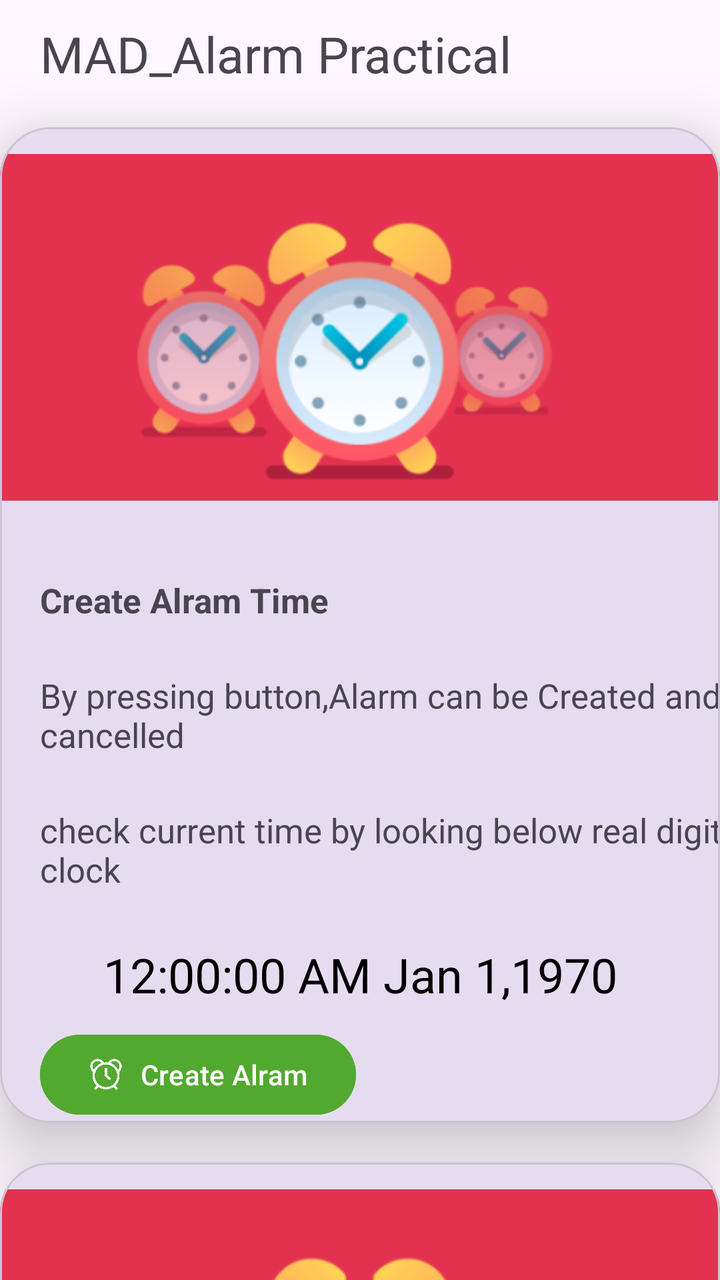
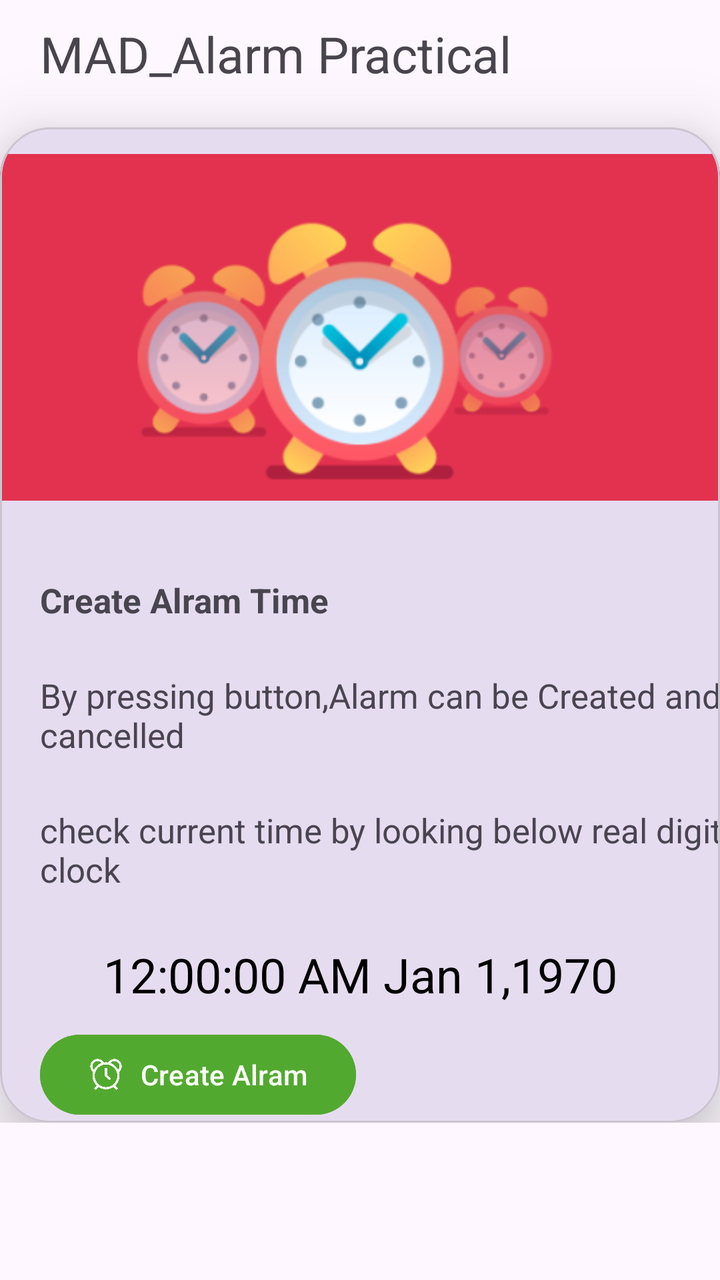

Screens rendered from an Android XML layout before and after an edit, with the pre-edit source and the edit as a unified diff.
<!-- AndroidManifest.xml: application theme Theme.MAD_Practical4_24012011102 -->
<!-- res/layout/activity_main.xml -->
<?xml version="1.0" encoding="utf-8"?>
<androidx.constraintlayout.widget.ConstraintLayout xmlns:android="http://schemas.android.com/apk/res/android"
    xmlns:app="http://schemas.android.com/apk/res-auto"
    xmlns:tools="http://schemas.android.com/tools"
    android:id="@+id/main"
    android:layout_width="match_parent"
    android:layout_height="match_parent"
    tools:context="com.example.mad_practical4_24012011102.MainActivity">
<androidx.core.widget.NestedScrollView
    android:layout_width="match_parent"
    android:layout_height="match_parent">
    <androidx.constraintlayout.widget.ConstraintLayout
        android:layout_width="match_parent"
        android:layout_height="wrap_content">
        <TextView
            android:id="@+id/heading_1"
            android:layout_width="wrap_content"
            android:layout_height="wrap_content"
            android:text="MAD_Alarm Practical"
            android:textSize="25sp"
            android:layout_marginTop="10dp"
            android:layout_marginLeft="20dp"
            app:layout_constraintStart_toStartOf="parent"
            app:layout_constraintTop_toTopOf="parent"
            />

        <com.google.android.material.card.MaterialCardView
            android:id="@+id/card_1"
            android:layout_width="match_parent"
            android:layout_height="wrap_content"
            app:cardElevation="20dp"
            app:cardCornerRadius="25dp"
            android:layout_marginTop="20dp"
            app:layout_constraintStart_toStartOf="parent"
            app:layout_constraintTop_toBottomOf="@id/heading_1">

            <androidx.constraintlayout.widget.ConstraintLayout
                android:layout_width="match_parent"
                android:layout_height="wrap_content"
                android:padding="0dp">

                <ImageView
                    android:id="@+id/image_1"
                    android:layout_width="match_parent"
                    android:layout_height="200dp"
                    app:layout_constraintStart_toStartOf="parent"
                    app:layout_constraintTop_toTopOf="parent"
                    app:srcCompat="@drawable/image_1" />

                <TextView
                    android:id="@+id/create_Alarm_time"
                    android:layout_width="wrap_content"
                    android:layout_height="wrap_content"
                    android:text="Create Alram Time"
                    android:textSize="17sp"
                    android:textStyle="bold"
                    android:layout_marginTop="225dp"
                    android:layout_marginLeft="20dp"
                    app:layout_constraintStart_toStartOf="parent"
                    app:layout_constraintTop_toTopOf="@id/image_1"

                    />

                <TextView
                    android:id="@+id/text_1"
                    android:layout_width="wrap_content"
                    android:layout_height="wrap_content"
                    android:layout_marginLeft="20dp"
                    android:layout_marginTop="25dp"
                    android:text="By pressing button,Alarm can be Created and cancelled"
                    android:textSize="17sp"
                    app:layout_constraintStart_toStartOf="parent"
                    app:layout_constraintTop_toBottomOf="@id/create_Alarm_time" />

                <TextView
                    android:id="@+id/text_2"
                    android:layout_width="wrap_content"
                    android:layout_height="wrap_content"
                    android:layout_marginLeft="20dp"
                    android:layout_marginTop="25dp"
                    android:text="check current time by looking below real digital
        clock"
                    android:textSize="17sp"
                    app:layout_constraintStart_toStartOf="parent"
                    app:layout_constraintTop_toBottomOf="@id/text_1"
                    />

                <TextClock
                    android:id="@+id/text_3"
                    android:layout_width="wrap_content"
                    android:layout_height="wrap_content"
                    android:textSize="24sp"
                    android:layout_marginTop="25dp"
                    android:textColor="@color/black"
                    android:format12Hour="hh:mm:ss a MMM d,yyyy"
                    app:layout_constraintStart_toStartOf="parent"
                    app:layout_constraintTop_toBottomOf="@id/text_2"
                    app:layout_constraintEnd_toEndOf="parent"
                    />
                <com.google.android.material.button.MaterialButton
                    android:id="@+id/create_alarm_button"
                    android:layout_width="wrap_content"
                    android:layout_height="wrap_content"
                    app:layout_constraintStart_toStartOf="parent"
                    app:layout_constraintTop_toBottomOf="@id/text_3"
                    android:text="Create Alram"
                    android:backgroundTint="#52A92F"
                    android:layout_marginTop="10dp"
                    android:layout_marginLeft="20dp"
                    app:icon="@drawable/alarm_outlined_alert_clock_icon"
                    app:iconGravity="textStart"
                    app:iconPadding="8dp"
                    />

            </androidx.constraintlayout.widget.ConstraintLayout>
        </com.google.android.material.card.MaterialCardView>

        <com.google.android.material.card.MaterialCardView
            android:id="@+id/card_2"
            android:layout_width="match_parent"
            android:layout_height="wrap_content"
            app:cardElevation="20dp"
            app:cardCornerRadius="25dp"
            android:layout_marginTop="20dp"
            app:layout_constraintStart_toStartOf="parent"
            app:layout_constraintTop_toBottomOf="@id/card_1">
            <androidx.constraintlayout.widget.ConstraintLayout
                android:layout_width="match_parent"
                android:layout_height="wrap_content"
                android:padding="0dp">
                <ImageView
                    android:id="@+id/image_2"
                    android:layout_width="match_parent"
                    android:layout_height="200dp"
                    app:layout_constraintStart_toStartOf="parent"
                    app:layout_constraintTop_toTopOf="parent"
                    app:srcCompat="@drawable/image_1" />
                <TextView
                    android:id="@+id/text_4"
                    android:layout_width="wrap_content"
                    android:layout_height="wrap_content"
                    app:layout_constraintTop_toBottomOf="@id/image_2"
                    app:layout_constraintStart_toStartOf="parent"
                    app:layout_constraintEnd_toEndOf="parent"
                    android:layout_marginTop="20dp"
                    android:text="Set Alram Time:"
                    android:textSize="24sp"
                    />
                <TextView
                    android:id="@+id/textAlarmTime"
                    android:layout_width="wrap_content"
                    android:layout_height="wrap_content"
                    app:layout_constraintTop_toBottomOf="@id/text_4"
                    app:layout_constraintStart_toStartOf="parent"
                    app:layout_constraintEnd_toEndOf="parent"
                    android:text="Alram time"
                    android:textSize="24sp"
                    android:layout_marginTop="20dp"
                    />
                <com.google.android.material.button.MaterialButton
                    android:id="@+id/cancel_alarm_button"
                    android:layout_width="wrap_content"
                    android:layout_height="wrap_content"
                    app:layout_constraintStart_toStartOf="parent"
                    app:layout_constraintTop_toBottomOf="@id/textAlarmTime"
                    android:text="Cancel Alram"
                    android:backgroundTint="#52A92F"
                    android:layout_marginTop="10dp"
                    android:layout_marginLeft="20dp"
                    app:icon="@drawable/cancel_alarm_1"
                    app:iconGravity="textStart"
                    app:iconPadding="8dp"
                    />

            </androidx.constraintlayout.widget.ConstraintLayout>

        </com.google.android.material.card.MaterialCardView>
    </androidx.constraintlayout.widget.ConstraintLayout>
</androidx.core.widget.NestedScrollView>


</androidx.constraintlayout.widget.ConstraintLayout>
<!-- resources referenced by this layout -->
<resources>
  <color name="black">#FF000000</color>
  <!-- drawable alarm_outlined_alert_clock_icon: png bitmap (drawable, 17302 bytes) -->
  <!-- drawable cancel_alarm_1: png bitmap (drawable, 921 bytes) -->
  <!-- drawable image_1: png bitmap (drawable, 37734 bytes) -->
  <style name="Theme.MAD_Practical4_24012011102" parent="Base.Theme.MAD_Practical4_24012011102" />
  <style name="Base.Theme.MAD_Practical4_24012011102" parent="Theme.Material3.DayNight.NoActionBar">
          
          
      </style>
</resources>

<!-- the commit's change to res/layout/activity_main.xml (unified diff, before → after) -->
@@ -25,7 +25,7 @@
             />
 
         <com.google.android.material.card.MaterialCardView
-            android:id="@+id/card_1"
+            android:id="@+id/cardCreateAlarm"
             android:layout_width="match_parent"
             android:layout_height="wrap_content"
             app:cardElevation="20dp"
@@ -98,7 +98,7 @@
                     app:layout_constraintEnd_toEndOf="parent"
                     />
                 <com.google.android.material.button.MaterialButton
-                    android:id="@+id/create_alarm_button"
+                    android:id="@+id/btnCreateAlarm"
                     android:layout_width="wrap_content"
                     android:layout_height="wrap_content"
                     app:layout_constraintStart_toStartOf="parent"
@@ -116,14 +116,15 @@
         </com.google.android.material.card.MaterialCardView>
 
         <com.google.android.material.card.MaterialCardView
-            android:id="@+id/card_2"
+            android:id="@+id/cardCancelAlarm"
+            android:visibility="gone"
             android:layout_width="match_parent"
             android:layout_height="wrap_content"
             app:cardElevation="20dp"
             app:cardCornerRadius="25dp"
             android:layout_marginTop="20dp"
             app:layout_constraintStart_toStartOf="parent"
-            app:layout_constraintTop_toBottomOf="@id/card_1">
+            app:layout_constraintTop_toBottomOf="@id/cardCreateAlarm">
             <androidx.constraintlayout.widget.ConstraintLayout
                 android:layout_width="match_parent"
                 android:layout_height="wrap_content"
@@ -146,8 +147,8 @@
                     android:text="Set Alram Time:"
                     android:textSize="24sp"
                     />
-                <TextView
-                    android:id="@+id/textAlarmTime"
+                <com.google.android.material.textview.MaterialTextView
+                    android:id="@+id/tvSetAlarmTime"
                     android:layout_width="wrap_content"
                     android:layout_height="wrap_content"
                     app:layout_constraintTop_toBottomOf="@id/text_4"
@@ -158,11 +159,11 @@
                     android:layout_marginTop="20dp"
                     />
                 <com.google.android.material.button.MaterialButton
-                    android:id="@+id/cancel_alarm_button"
+                    android:id="@+id/btnCancelAlarm"
                     android:layout_width="wrap_content"
                     android:layout_height="wrap_content"
                     app:layout_constraintStart_toStartOf="parent"
-                    app:layout_constraintTop_toBottomOf="@id/textAlarmTime"
+                    app:layout_constraintTop_toBottomOf="@id/tvSetAlarmTime"
                     android:text="Cancel Alram"
                     android:backgroundTint="#52A92F"
                     android:layout_marginTop="10dp"
